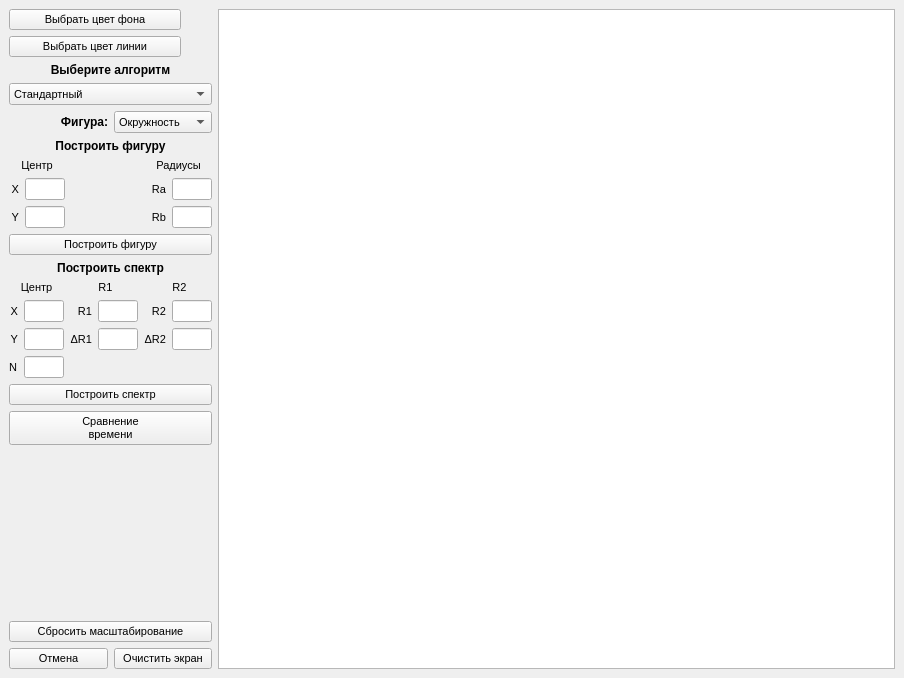
Old version of the form lab_04/mainwindow.ui in the repository AskaryanKarine/BMSTU-CG.
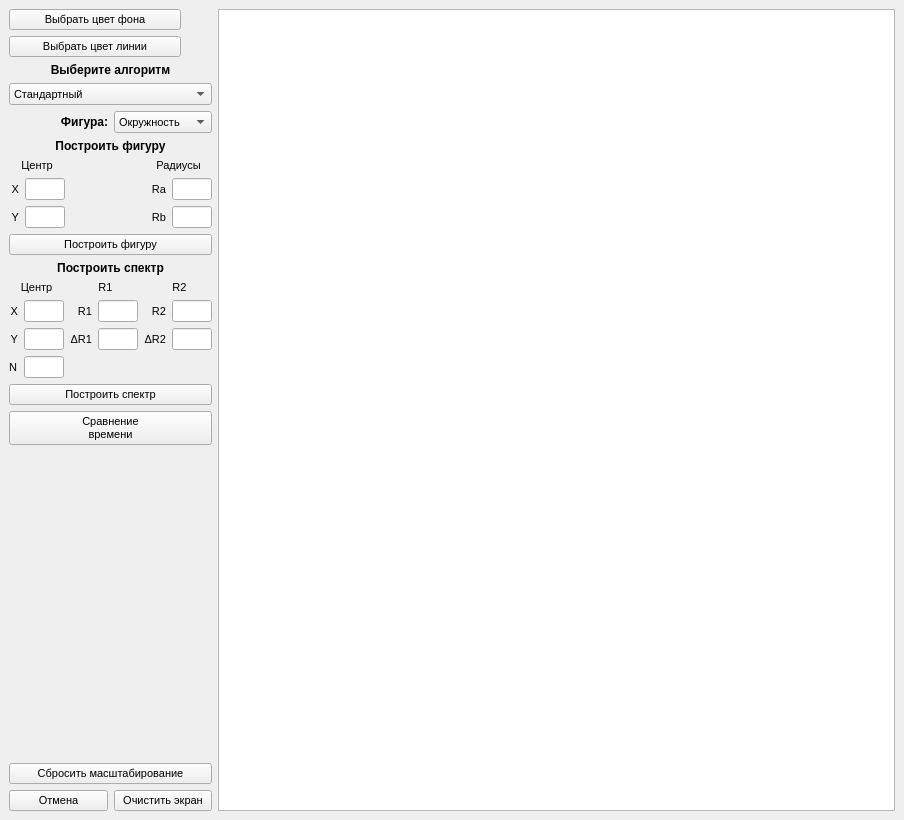
New version of the form.

```diff
--- a/lab_04/mainwindow.ui
+++ b/lab_04/mainwindow.ui
@@ -7,7 +7,7 @@
     <x>0</x>
     <y>0</y>
     <width>904</width>
-    <height>678</height>
+    <height>820</height>
    </rect>
   </property>
   <property name="maximumSize">
```
Left out of the diff: 6 changed lines with no effect on the pictures.
